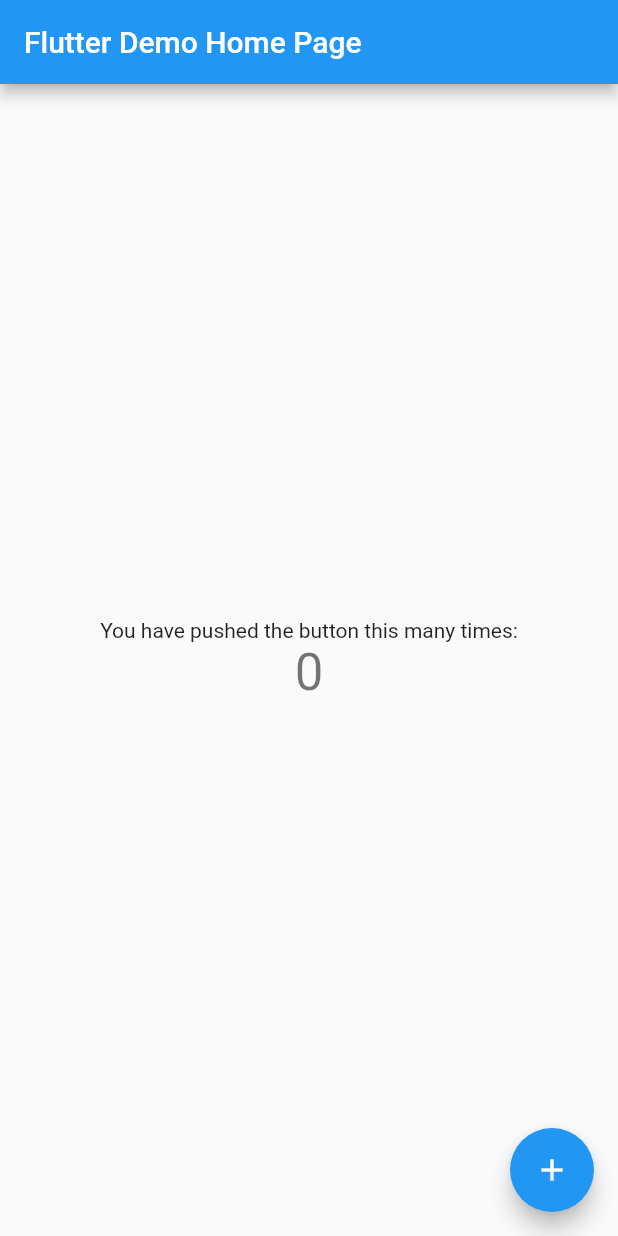
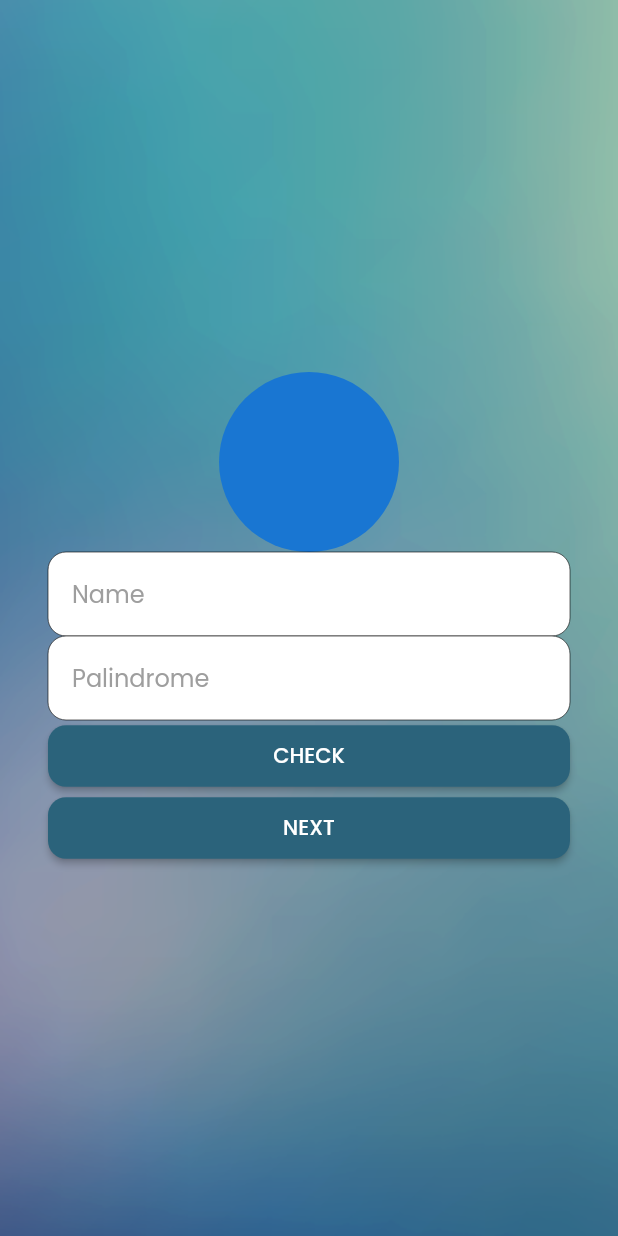
Before and after one commit to zakiydr/suitmedia-test, a Flutter app: the screen it shows after launch, on a phone screen of 412 x 824 dp. Run offline on Flutter 3.47's test engine with Material 2 defaults, Android fonts, the phone set to English and light mode, and no system bars; our stand-ins replace flutter_svg, google_fonts.

Commit message:
slicing first screen on progress

```diff
--- a/project/assessment/lib/main.dart
+++ b/project/assessment/lib/main.dart
@@ -1,4 +1,6 @@
+import 'package:assessment/view/screens/first_screen/first_screen.dart';
 import 'package:flutter/material.dart';
+import 'package:google_fonts/google_fonts.dart';
 
 void main() {
   runApp(const MyApp());
@@ -11,105 +13,12 @@ class MyApp extends StatelessWidget {
   @override
   Widget build(BuildContext context) {
     return MaterialApp(
-      title: 'Flutter Demo',
+      debugShowCheckedModeBanner: false,
+      title: 'Suitmedia Assessment',
       theme: ThemeData(
-        // This is the theme of your application.
-        //
-        // Try running your application with "flutter run". You'll see the
-        // application has a blue toolbar. Then, without quitting the app, try
-        // changing the primarySwatch below to Colors.green and then invoke
-        // "hot reload" (press "r" in the console where you ran "flutter run",
-        // or simply save your changes to "hot reload" in a Flutter IDE).
-        // Notice that the counter didn't reset back to zero; the application
-        // is not restarted.
-        primarySwatch: Colors.blue,
-      ),
-      home: const MyHomePage(title: 'Flutter Demo Home Page'),
+        textTheme: GoogleFonts.poppinsTextTheme(),
+        primaryColor: Color(0xFF2B637B)),
+      home: const FirstScreen(),
     );
   }
 }
-
-class MyHomePage extends StatefulWidget {
-  const MyHomePage({super.key, required this.title});
-
-  // This widget is the home page of your application. It is stateful, meaning
-  // that it has a State object (defined below) that contains fields that affect
-  // how it looks.
-
-  // This class is the configuration for the state. It holds the values (in this
-  // case the title) provided by the parent (in this case the App widget) and
-  // used by the build method of the State. Fields in a Widget subclass are
-  // always marked "final".
-
-  final String title;
-
-  @override
-  State<MyHomePage> createState() => _MyHomePageState();
-}
-
-class _MyHomePageState extends State<MyHomePage> {
-  int _counter = 0;
-
-  void _incrementCounter() {
-    setState(() {
-      // This call to setState tells the Flutter framework that something has
-      // changed in this State, which causes it to rerun the build method below
-      // so that the display can reflect the updated values. If we changed
-      // _counter without calling setState(), then the build method would not be
-      // called again, and so nothing would appear to happen.
-      _counter++;
-    });
-  }
-
-  @override
-  Widget build(BuildContext context) {
-    // This method is rerun every time setState is called, for instance as done
-    // by the _incrementCounter method above.
-    //
-    // The Flutter framework has been optimized to make rerunning build methods
-    // fast, so that you can just rebuild anything that needs updating rather
-    // than having to individually change instances of widgets.
-    return Scaffold(
-      appBar: AppBar(
-        // Here we take the value from the MyHomePage object that was created by
-        // the App.build method, and use it to set our appbar title.
-        title: Text(widget.title),
-      ),
-      body: Center(
-        // Center is a layout widget. It takes a single child and positions it
-        // in the middle of the parent.
-        child: Column(
-          // Column is also a layout widget. It takes a list of children and
-          // arranges them vertically. By default, it sizes itself to fit its
-          // children horizontally, and tries to be as tall as its parent.
-          //
-          // Invoke "debug painting" (press "p" in the console, choose the
-          // "Toggle Debug Paint" action from the Flutter Inspector in Android
-          // Studio, or the "Toggle Debug Paint" command in Visual Studio Code)
-          // to see the wireframe for each widget.
-          //
-          // Column has various properties to control how it sizes itself and
-          // how it positions its children. Here we use mainAxisAlignment to
-          // center the children vertically; the main axis here is the vertical
-          // axis because Columns are vertical (the cross axis would be
-          // horizontal).
-          mainAxisAlignment: MainAxisAlignment.center,
-          children: <Widget>[
-            const Text(
-              'You have pushed the button this many times:',
-            ),
-            Text(
-              '$_counter',
-              style: Theme.of(context).textTheme.headline4,
-            ),
-          ],
-        ),
-      ),
-      floatingActionButton: FloatingActionButton(
-        onPressed: _incrementCounter,
-        tooltip: 'Increment',
-        child: const Icon(Icons.add),
-      ), // This trailing comma makes auto-formatting nicer for build methods.
-    );
-  }
-}
--- /dev/null
+++ b/project/assessment/lib/styles/styles.dart
@@ -0,0 +1,24 @@
+import 'dart:ui';
+
+import 'package:flutter/material.dart';
+
+//Colors
+Color get defaultButtonColor => const Color(0xFF2B637B);
+
+// Textfield Styles
+TextStyle get defaultTextStyle =>
+    TextStyle(fontWeight: FontWeight.w500, fontSize: 16);
+// Button Styles
+ButtonStyle get defaultButtonStyle => ElevatedButton.styleFrom(
+      backgroundColor: defaultButtonColor,
+      shape: RoundedRectangleBorder(
+        borderRadius: BorderRadius.circular(12),
+      ),
+      fixedSize: Size.fromHeight(41),
+    );
+
+TextStyle get defaultButtonTextStyle => const TextStyle(
+      color: Colors.white,
+      fontSize: 14,
+      fontWeight: FontWeight.w500,
+    );
--- /dev/null
+++ b/project/assessment/lib/view/screens/first_screen/first_screen.dart
@@ -0,0 +1,59 @@
+import 'package:assessment/view/widgets/custom_button.dart';
+import 'package:assessment/view/widgets/custom_textfield.dart';
+import 'package:flutter/material.dart';
+import 'package:flutter/src/widgets/container.dart';
+import 'package:flutter/src/widgets/framework.dart';
+import 'package:flutter_svg/flutter_svg.dart';
+
+class FirstScreen extends StatefulWidget {
+  const FirstScreen({super.key});
+
+  @override
+  State<FirstScreen> createState() => _FirstScreenState();
+}
+
+class _FirstScreenState extends State<FirstScreen> {
+  @override
+  Widget build(BuildContext context) {
+    return Scaffold(
+      body: Stack(
+        children: [
+          Container(
+            decoration: BoxDecoration(
+              image: DecorationImage(
+                  image: AssetImage('assets/images/background.png'),
+                  fit: BoxFit.cover),
+            ),
+          ),
+          Center(
+            child: Padding(
+              padding: const EdgeInsets.symmetric(vertical: 16, horizontal: 32),
+              child: ListView(
+                shrinkWrap: true,
+                children: [
+                  SizedBox(
+                    height: 120,
+                    width: 120,
+                    child: CircleAvatar(),
+                  ),
+                  CustomTextField(
+                    hint: 'Name',
+                  ),
+                  CustomTextField(
+                    hint: 'Palindrome',
+                  ),
+                  CustomButton(
+                    text: 'CHECK',
+                  ),
+                  CustomButton(
+                    text: 'NEXT',
+                  ),
+                ],
+              ),
+            ),
+          ),
+        ],
+      ),
+    );
+  }
+}
--- /dev/null
+++ b/project/assessment/lib/view/widgets/custom_button.dart
@@ -0,0 +1,19 @@
+import 'package:assessment/styles/styles.dart';
+import 'package:flutter/material.dart';
+import 'package:flutter/src/widgets/container.dart';
+import 'package:flutter/src/widgets/framework.dart';
+
+class CustomButton extends StatelessWidget {
+  final String? text;
+  const CustomButton({super.key, this.text});
+
+  @override
+  Widget build(BuildContext context) {
+    return Container(
+      child: ElevatedButton(
+          onPressed: () {},
+          child: Text(text ?? 'null', style: defaultButtonTextStyle),
+          style: defaultButtonStyle),
+    );
+  }
+}
--- /dev/null
+++ b/project/assessment/lib/view/widgets/custom_textfield.dart
@@ -0,0 +1,36 @@
+import 'package:flutter/material.dart';
+import 'package:flutter/src/widgets/container.dart';
+import 'package:flutter/src/widgets/framework.dart';
+
+class CustomTextField extends StatefulWidget {
+  final String? hint;
+
+  const CustomTextField({super.key, this.hint});
+
+  @override
+  State<CustomTextField> createState() => _CustomTextFieldState();
+}
+
+class _CustomTextFieldState extends State<CustomTextField> {
+  final formKey = GlobalKey<FormState>();
+
+  @override
+  Widget build(BuildContext context) {
+    return TextFormField(
+      textAlignVertical: TextAlignVertical.center,
+      key: formKey,
+      decoration: InputDecoration(
+          isCollapsed: true,
+          border: OutlineInputBorder(
+            borderRadius: BorderRadius.circular(12),
+          ),
+          hintText: widget.hint,
+          fillColor: Colors.white,
+          hintStyle: TextStyle(
+            color: Colors.grey,
+          ),
+          filled: true,
+          contentPadding: EdgeInsets.all(16)),
+    );
+  }
+}
```
Also changed, not shown: project/assessment/pubspec.yaml (+4 -3 lines), project/assessment/assets/images/background.png (added), project/assessment/assets/images/background.svg (added), project/assessment/assets/images/background@2x.svg (added), project/assessment/assets/images/background@3x.svg (added), project/assessment/pubspec.lock, 1 other file.
